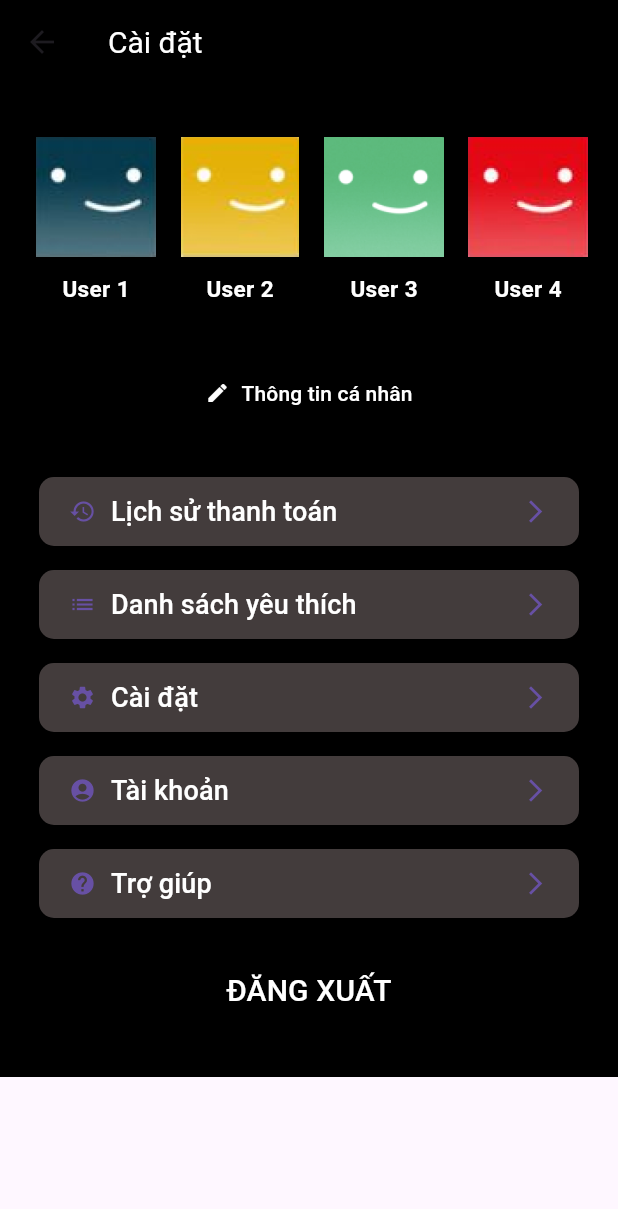
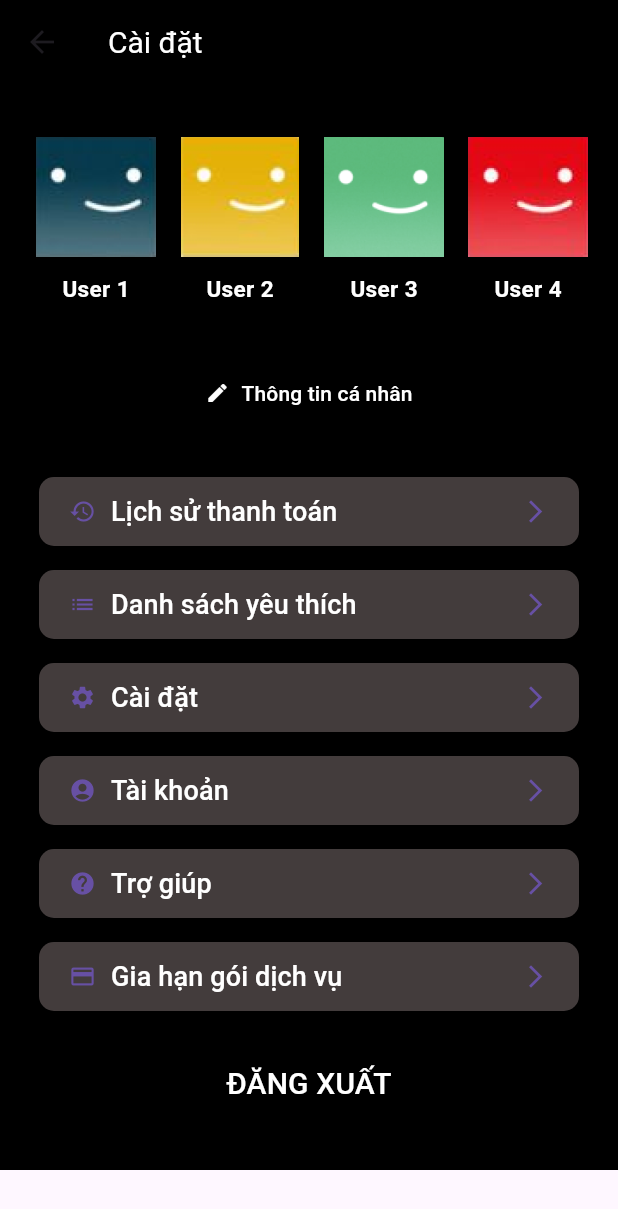
Before and after one commit to HuyLieu1603/appxemphim, a Flutter app: the settingWidget screen opened directly, on a phone screen of 412 x 824 dp. Shown: the top 1209 px of the screen. Run offline on Flutter 3.47's test engine with Material 3 defaults, Android fonts, the phone set to English and light mode, and no system bars; our stand-ins replace dio, dropdown_button2, shared_preferences, video_player, youtube_player_flutter; accounts and stored records are empty.

Commit message:
Hoàn tất gia hạn gói dịch vụ

```diff
--- a/lib/page/setting.dart
+++ b/lib/page/setting.dart
@@ -109,7 +109,7 @@ class _settingWidgetState extends State<settingWidget> {
                             context,
                             MaterialPageRoute(
                               builder: (context) =>
-                                const ExtendServiceWidget(),
+                                const historyPurchaseWidget(),
                             ),
                           );
                         },
@@ -369,6 +369,65 @@ class _settingWidgetState extends State<settingWidget> {
                       ),
                     ),
                     const SizedBox(
+                      height: 16,
+                    ),
+                    Container(
+                      width: 360,
+                      height: 46,
+                      child: ElevatedButton(
+                        onPressed: () {
+                          Navigator.push(
+                            context,
+                            MaterialPageRoute(
+                              builder: (context) =>
+                                  const ExtendServiceWidget(),
+                            ),
+                          );
+                        },
+                        style: ElevatedButton.styleFrom(
+                          backgroundColor: const Color.fromRGBO(67, 60, 60, 1),
+                          padding: const EdgeInsets.symmetric(
+                            horizontal: 20,
+                            vertical: 10,
+                          ),
+                          shape: RoundedRectangleBorder(
+                            borderRadius: BorderRadius.circular(10),
+                          ),
+                          minimumSize: (const Size(360, 57)),
+                        ),
+                        child: const Row(
+                          mainAxisAlignment: MainAxisAlignment
+                              .spaceBetween, // Căn các phần tử theo từng cạnh của hàng
+                          children: [
+                            Align(
+                              alignment: Alignment.centerLeft,
+                              child: Row(
+                                children: [
+                                  Icon(Icons.payment_outlined), // Icon
+                                  SizedBox(
+                                      width:
+                                          10), // Khoảng cách giữa icon và text
+                                  Text(
+                                    'Gia hạn gói dịch vụ',
+                                    textAlign: TextAlign.left,
+                                    style: TextStyle(
+                                      color: Colors.white,
+                                      fontSize: 18,
+                                    ),
+                                  ), // Text
+                                ],
+                              ),
+                            ),
+                            Align(
+                              alignment: Alignment.centerRight,
+                              child: Icon(Icons
+                                  .arrow_forward_ios), // Icon ở phía bên phải
+                            ),
+                          ],
+                        ),
+                      ),
+                    ),
+                    const SizedBox(
                       height: 25,
                     ),
                     Container(
--- a/lib/page/user/register.dart
+++ b/lib/page/user/register.dart
@@ -26,7 +26,8 @@ class _RegisterWidgetState extends State<RegisterWidget> {
         ),
         backgroundColor: Colors.white,
       ),
-      body: Container(
+      body: SingleChildScrollView(
+        child: Container(
         color: Colors.white,
         padding: const EdgeInsets.all(16),
         child: Column(
@@ -128,6 +129,7 @@ class _RegisterWidgetState extends State<RegisterWidget> {
           ],
         ),
       ),
+      )
     );
   }
 }
```
Also changed, not shown: lib/data/API/api.dart (+15 -45 lines), lib/page/payment/extendservice.dart (+30 -36 lines), lib/page/payment/extendpayment.dart (deleted).
